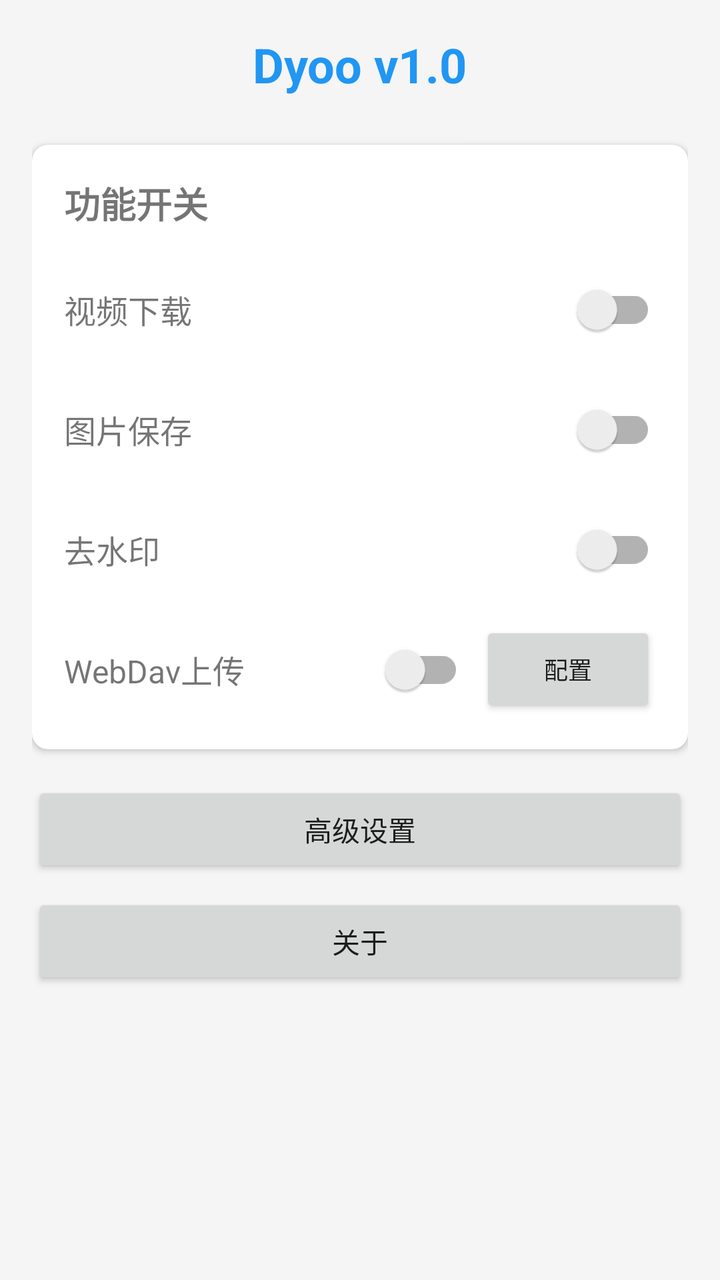
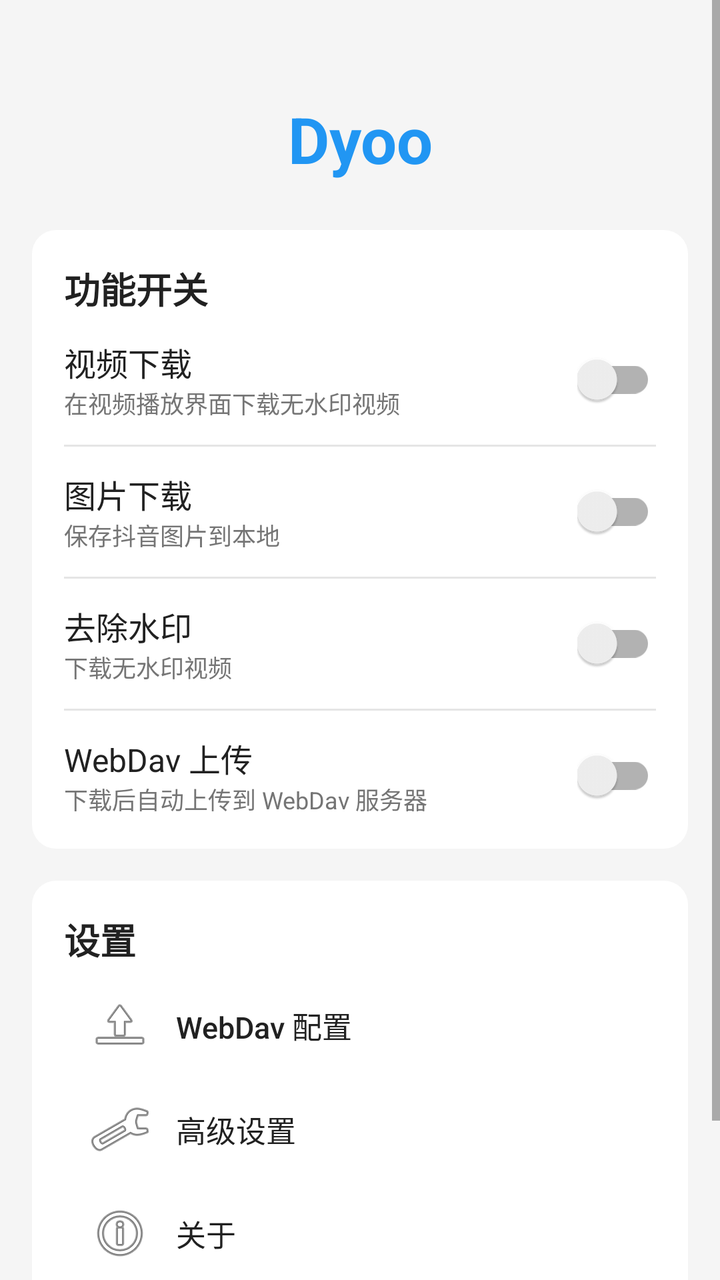

Compare the two renders of this Android layout. The source of the first and the diff that turns it into the second are given below.
<!-- AndroidManifest.xml: activity theme Theme.Dyoo -->
<!-- res/layout/activity_main.xml -->
<?xml version="1.0" encoding="utf-8"?>
<LinearLayout xmlns:android="http://schemas.android.com/apk/res/android"
    xmlns:tools="http://schemas.android.com/tools"
    android:layout_width="match_parent"
    android:layout_height="match_parent"
    android:orientation="vertical"
    android:padding="16dp"
    tools:context=".ui.MainActivity">

    
    <TextView
        android:id="@+id/tvVersion"
        android:layout_width="wrap_content"
        android:layout_height="wrap_content"
        android:layout_gravity="center"
        android:layout_marginBottom="24dp"
        android:text="Dyoo v1.0"
        android:textColor="@color/primary"
        android:textSize="24sp"
        android:textStyle="bold" />

    
    <androidx.cardview.widget.CardView
        android:layout_width="match_parent"
        android:layout_height="wrap_content"
        android:layout_marginBottom="16dp"
        app:cardCornerRadius="8dp"
        app:cardElevation="2dp"
        xmlns:app="http://schemas.android.com/apk/res-auto">

        <LinearLayout
            android:layout_width="match_parent"
            android:layout_height="wrap_content"
            android:orientation="vertical"
            android:padding="16dp">

            <TextView
                android:layout_width="wrap_content"
                android:layout_height="wrap_content"
                android:text="功能开关"
                android:textSize="18sp"
                android:textStyle="bold"
                android:layout_marginBottom="16dp" />

            
            <LinearLayout
                android:layout_width="match_parent"
                android:layout_height="wrap_content"
                android:orientation="horizontal"
                android:gravity="center_vertical"
                android:layout_marginBottom="12dp">

                <TextView
                    android:layout_width="0dp"
                    android:layout_height="wrap_content"
                    android:layout_weight="1"
                    android:text="视频下载"
                    android:textSize="16sp" />

                <androidx.appcompat.widget.SwitchCompat
                    android:id="@+id/switchVideo"
                    android:layout_width="wrap_content"
                    android:layout_height="wrap_content" />
            </LinearLayout>

            
            <LinearLayout
                android:layout_width="match_parent"
                android:layout_height="wrap_content"
                android:orientation="horizontal"
                android:gravity="center_vertical"
                android:layout_marginBottom="12dp">

                <TextView
                    android:layout_width="0dp"
                    android:layout_height="wrap_content"
                    android:layout_weight="1"
                    android:text="图片保存"
                    android:textSize="16sp" />

                <androidx.appcompat.widget.SwitchCompat
                    android:id="@+id/switchImage"
                    android:layout_width="wrap_content"
                    android:layout_height="wrap_content" />
            </LinearLayout>

            
            <LinearLayout
                android:layout_width="match_parent"
                android:layout_height="wrap_content"
                android:orientation="horizontal"
                android:gravity="center_vertical"
                android:layout_marginBottom="12dp">

                <TextView
                    android:layout_width="0dp"
                    android:layout_height="wrap_content"
                    android:layout_weight="1"
                    android:text="去水印"
                    android:textSize="16sp" />

                <androidx.appcompat.widget.SwitchCompat
                    android:id="@+id/switchWatermark"
                    android:layout_width="wrap_content"
                    android:layout_height="wrap_content" />
            </LinearLayout>

            
            <LinearLayout
                android:layout_width="match_parent"
                android:layout_height="wrap_content"
                android:orientation="horizontal"
                android:gravity="center_vertical">

                <TextView
                    android:layout_width="0dp"
                    android:layout_height="wrap_content"
                    android:layout_weight="1"
                    android:text="WebDav上传"
                    android:textSize="16sp" />

                <androidx.appcompat.widget.SwitchCompat
                    android:id="@+id/switchWebdav"
                    android:layout_width="wrap_content"
                    android:layout_height="wrap_content" />

                <Button
                    android:id="@+id/btnWebdavConfig"
                    android:layout_width="wrap_content"
                    android:layout_height="wrap_content"
                    android:layout_marginStart="8dp"
                    android:text="配置"
                    android:textSize="12sp" />
            </LinearLayout>

        </LinearLayout>
    </androidx.cardview.widget.CardView>

    
    <Button
        android:id="@+id/btnAdvanced"
        android:layout_width="match_parent"
        android:layout_height="wrap_content"
        android:layout_marginBottom="8dp"
        android:text="高级设置" />

    <Button
        android:id="@+id/btnAbout"
        android:layout_width="match_parent"
        android:layout_height="wrap_content"
        android:text="关于" />

</LinearLayout>
<!-- resources referenced by this layout -->
<resources>
  <color name="primary">#2196F3</color>
  <style name="Theme.Dyoo" parent="Theme.MaterialComponents.Light.DarkActionBar">
          <item name="colorPrimary">@color/primary</item>
          <item name="colorPrimaryDark">@color/primary_dark</item>
          <item name="colorAccent">@color/accent</item>
          <item name="android:windowBackground">@color/background</item>
      </style>
  <color name="primary_dark">#1976D2</color>
  <color name="accent">#03DAC5</color>
  <color name="background">#FFF5F5F5</color>
</resources>

<!-- the commit's change to res/layout/activity_main.xml (unified diff, before → after) -->
@@ -1,36 +1,33 @@
 <?xml version="1.0" encoding="utf-8"?>
-<LinearLayout xmlns:android="http://schemas.android.com/apk/res/android"
-    xmlns:tools="http://schemas.android.com/tools"
+<ScrollView xmlns:android="http://schemas.android.com/apk/res/android"
     android:layout_width="match_parent"
     android:layout_height="match_parent"
-    android:orientation="vertical"
-    android:padding="16dp"
-    tools:context=".ui.MainActivity">
-
-    
-    <TextView
-        android:id="@+id/tvVersion"
-        android:layout_width="wrap_content"
-        android:layout_height="wrap_content"
-        android:layout_gravity="center"
-        android:layout_marginBottom="24dp"
-        android:text="Dyoo v1.0"
-        android:textColor="@color/primary"
-        android:textSize="24sp"
-        android:textStyle="bold" />
-
-    
-    <androidx.cardview.widget.CardView
+    android:background="#F5F5F5">
+
+    <LinearLayout
         android:layout_width="match_parent"
         android:layout_height="wrap_content"
-        android:layout_marginBottom="16dp"
-        app:cardCornerRadius="8dp"
-        app:cardElevation="2dp"
-        xmlns:app="http://schemas.android.com/apk/res-auto">
-
+        android:orientation="vertical"
+        android:padding="16dp">
+
+        
+        <TextView
+            android:id="@+id/tv_version"
+            android:layout_width="match_parent"
+            android:layout_height="wrap_content"
+            android:gravity="center"
+            android:paddingTop="32dp"
+            android:paddingBottom="24dp"
+            android:text="Dyoo"
+            android:textColor="#2196F3"
+            android:textSize="32sp"
+            android:textStyle="bold" />
+
+        
         <LinearLayout
             android:layout_width="match_parent"
             android:layout_height="wrap_content"
+            android:background="@drawable/bg_card"
             android:orientation="vertical"
             android:padding="16dp">
 
@@ -38,116 +35,232 @@
                 android:layout_width="wrap_content"
                 android:layout_height="wrap_content"
                 android:text="功能开关"
+                android:textColor="#212121"
                 android:textSize="18sp"
-                android:textStyle="bold"
-                android:layout_marginBottom="16dp" />
-
-            
-            <LinearLayout
-                android:layout_width="match_parent"
-                android:layout_height="wrap_content"
-                android:orientation="horizontal"
-                android:gravity="center_vertical"
-                android:layout_marginBottom="12dp">
-
-                <TextView
-                    android:layout_width="0dp"
-                    android:layout_height="wrap_content"
-                    android:layout_weight="1"
-                    android:text="视频下载"
-                    android:textSize="16sp" />
-
-                <androidx.appcompat.widget.SwitchCompat
-                    android:id="@+id/switchVideo"
-                    android:layout_width="wrap_content"
-                    android:layout_height="wrap_content" />
-            </LinearLayout>
-
-            
-            <LinearLayout
-                android:layout_width="match_parent"
-                android:layout_height="wrap_content"
-                android:orientation="horizontal"
-                android:gravity="center_vertical"
-                android:layout_marginBottom="12dp">
-
-                <TextView
-                    android:layout_width="0dp"
-                    android:layout_height="wrap_content"
-                    android:layout_weight="1"
-                    android:text="图片保存"
-                    android:textSize="16sp" />
-
-                <androidx.appcompat.widget.SwitchCompat
-                    android:id="@+id/switchImage"
-                    android:layout_width="wrap_content"
-                    android:layout_height="wrap_content" />
-            </LinearLayout>
-
-            
-            <LinearLayout
-                android:layout_width="match_parent"
-                android:layout_height="wrap_content"
-                android:orientation="horizontal"
-                android:gravity="center_vertical"
-                android:layout_marginBottom="12dp">
-
-                <TextView
-                    android:layout_width="0dp"
-                    android:layout_height="wrap_content"
-                    android:layout_weight="1"
-                    android:text="去水印"
-                    android:textSize="16sp" />
-
-                <androidx.appcompat.widget.SwitchCompat
-                    android:id="@+id/switchWatermark"
-                    android:layout_width="wrap_content"
-                    android:layout_height="wrap_content" />
-            </LinearLayout>
-
-            
-            <LinearLayout
-                android:layout_width="match_parent"
-                android:layout_height="wrap_content"
-                android:orientation="horizontal"
-                android:gravity="center_vertical">
-
-                <TextView
-                    android:layout_width="0dp"
-                    android:layout_height="wrap_content"
-                    android:layout_weight="1"
-                    android:text="WebDav上传"
-                    android:textSize="16sp" />
-
-                <androidx.appcompat.widget.SwitchCompat
-                    android:id="@+id/switchWebdav"
-                    android:layout_width="wrap_content"
-                    android:layout_height="wrap_content" />
-
-                <Button
-                    android:id="@+id/btnWebdavConfig"
-                    android:layout_width="wrap_content"
-                    android:layout_height="wrap_content"
-                    android:layout_marginStart="8dp"
-                    android:text="配置"
-                    android:textSize="12sp" />
-            </LinearLayout>
-
+                android:textStyle="bold" />
+
+            
+            <LinearLayout
+                android:layout_width="match_parent"
+                android:layout_height="wrap_content"
+                android:layout_marginTop="12dp"
+                android:gravity="center_vertical"
+                android:orientation="horizontal">
+
+                <LinearLayout
+                    android:layout_width="0dp"
+                    android:layout_height="wrap_content"
+                    android:layout_weight="1"
+                    android:orientation="vertical">
+
+                    <TextView
+                        android:layout_width="wrap_content"
+                        android:layout_height="wrap_content"
+                        android:text="视频下载"
+                        android:textColor="#212121"
+                        android:textSize="16sp" />
+
+                    <TextView
+                        android:layout_width="wrap_content"
+                        android:layout_height="wrap_content"
+                        android:text="在视频播放界面下载无水印视频"
+                        android:textColor="#757575"
+                        android:textSize="12sp" />
+                </LinearLayout>
+
+                <androidx.appcompat.widget.SwitchCompat
+                    android:id="@+id/switch_video"
+                    android:layout_width="wrap_content"
+                    android:layout_height="wrap_content" />
+            </LinearLayout>
+
+            <View
+                android:layout_width="match_parent"
+                android:layout_height="1dp"
+                android:layout_marginVertical="12dp"
+                android:background="#1A000000" />
+
+            
+            <LinearLayout
+                android:layout_width="match_parent"
+                android:layout_height="wrap_content"
+                android:gravity="center_vertical"
+                android:orientation="horizontal">
+
+                <LinearLayout
+                    android:layout_width="0dp"
+                    android:layout_height="wrap_content"
+                    android:layout_weight="1"
+                    android:orientation="vertical">
+
+                    <TextView
+                        android:layout_width="wrap_content"
+                        android:layout_height="wrap_content"
+                        android:text="图片下载"
+                        android:textColor="#212121"
+                        android:textSize="16sp" />
+
+                    <TextView
+                        android:layout_width="wrap_content"
+                        android:layout_height="wrap_content"
+                        android:text="保存抖音图片到本地"
+                        android:textColor="#757575"
+                        android:textSize="12sp" />
+                </LinearLayout>
+
+                <androidx.appcompat.widget.SwitchCompat
+                    android:id="@+id/switch_image"
+                    android:layout_width="wrap_content"
+                    android:layout_height="wrap_content" />
+            </LinearLayout>
+
+            <View
+                android:layout_width="match_parent"
+                android:layout_height="1dp"
+                android:layout_marginVertical="12dp"
+                android:background="#1A000000" />
+
+            
+            <LinearLayout
+                android:layout_width="match_parent"
+                android:layout_height="wrap_content"
+                android:gravity="center_vertical"
+                android:orientation="horizontal">
+
+                <LinearLayout
+                    android:layout_width="0dp"
+                    android:layout_height="wrap_content"
+                    android:layout_weight="1"
+                    android:orientation="vertical">
+
+                    <TextView
+                        android:layout_width="wrap_content"
+                        android:layout_height="wrap_content"
+                        android:text="去除水印"
+                        android:textColor="#212121"
+                        android:textSize="16sp" />
+
+                    <TextView
+                        android:layout_width="wrap_content"
+                        android:layout_height="wrap_content"
+                        android:text="下载无水印视频"
+                        android:textColor="#757575"
+                        android:textSize="12sp" />
+                </LinearLayout>
+
+                <androidx.appcompat.widget.SwitchCompat
+                    android:id="@+id/switch_watermark"
+                    android:layout_width="wrap_content"
+                    android:layout_height="wrap_content" />
+            </LinearLayout>
+
+            <View
+                android:layout_width="match_parent"
+                android:layout_height="1dp"
+                android:layout_marginVertical="12dp"
+                android:background="#1A000000" />
+
+            
+            <LinearLayout
+                android:layout_width="match_parent"
+                android:layout_height="wrap_content"
+                android:gravity="center_vertical"
+                android:orientation="horizontal">
+
+                <LinearLayout
+                    android:layout_width="0dp"
+                    android:layout_height="wrap_content"
+                    android:layout_weight="1"
+                    android:orientation="vertical">
+
+                    <TextView
+                        android:layout_width="wrap_content"
+                        android:layout_height="wrap_content"
+                        android:text="WebDav 上传"
+                        android:textColor="#212121"
+                        android:textSize="16sp" />
+
+                    <TextView
+                        android:layout_width="wrap_content"
+                        android:layout_height="wrap_content"
+                        android:text="下载后自动上传到 WebDav 服务器"
+                        android:textColor="#757575"
+                        android:textSize="12sp" />
+                </LinearLayout>
+
+                <androidx.appcompat.widget.SwitchCompat
+                    android:id="@+id/switch_webdav"
+                    android:layout_width="wrap_content"
+                    android:layout_height="wrap_content" />
+            </LinearLayout>
         </LinearLayout>
-    </androidx.cardview.widget.CardView>
-
-    
-    <Button
-        android:id="@+id/btnAdvanced"
-        android:layout_width="match_parent"
-        android:layout_height="wrap_content"
-        android:layout_marginBottom="8dp"
-        android:text="高级设置" />
-
-    <Button
-        android:id="@+id/btnAbout"
-        android:layout_width="match_parent"
-        android:layout_height="wrap_content"
-        android:text="关于" />
-
-</LinearLayout>
+
+        
+        <LinearLayout
+            android:layout_width="match_parent"
+            android:layout_height="wrap_content"
+            android:layout_marginTop="16dp"
+            android:background="@drawable/bg_card"
+            android:orientation="vertical"
+            android:padding="16dp">
+
+            <TextView
+                android:layout_width="wrap_content"
+                android:layout_height="wrap_content"
+                android:text="设置"
+                android:textColor="#212121"
+                android:textSize="18sp"
+                android:textStyle="bold" />
+
+            <Button
+                android:id="@+id/btn_webdav_config"
+                style="@style/Widget.AppCompat.Button.Borderless"
+                android:layout_width="match_parent"
+                android:layout_height="wrap_content"
+                android:layout_marginTop="4dp"
+                android:drawableStart="@android:drawable/ic_menu_upload"
+                android:drawablePadding="12dp"
+                android:gravity="start|center_vertical"
+                android:text="WebDav 配置"
+                android:textAllCaps="false"
+                android:textColor="#212121"
+                android:textSize="15sp" />
+
+            <Button
+                android:id="@+id/btn_advanced"
+                style="@style/Widget.AppCompat.Button.Borderless"
+                android:layout_width="match_parent"
+                android:layout_height="wrap_content"
+                android:drawableStart="@android:drawable/ic_menu_preferences"
+                android:drawablePadding="12dp"
+                android:gravity="start|center_vertical"
+                android:text="高级设置"
+                android:textAllCaps="false"
+                android:textColor="#212121"
+                android:textSize="15sp" />
+
+            <Button
+                android:id="@+id/btn_about"
+                style="@style/Widget.AppCompat.Button.Borderless"
+                android:layout_width="match_parent"
+                android:layout_height="wrap_content"
+                android:drawableStart="@android:drawable/ic_menu_info_details"
+                android:drawablePadding="12dp"
+                android:gravity="start|center_vertical"
+                android:text="关于"
+                android:textAllCaps="false"
+                android:textColor="#212121"
+                android:textSize="15sp" />
+        </LinearLayout>
+
+        <TextView
+            android:layout_width="wrap_content"
+            android:layout_height="wrap_content"
+            android:layout_gravity="center"
+            android:layout_marginTop="24dp"
+            android:layout_marginBottom="16dp"
+            android:text="免费模块，请勿在大陆平台传播"
+            android:textColor="#BDBDBD"
+            android:textSize="11sp" />
+    </LinearLayout>
+</ScrollView>
<!-- resource entries referenced after the edit -->
@@ -1,12 +1,22 @@
 <!-- resources referenced by this layout -->
 <resources>
-  <color name="primary">#2196F3</color>
-  <style name="Theme.Dyoo" parent="Theme.MaterialComponents.Light.DarkActionBar">
+  <!-- drawable bg_card (drawable) -->
+  <?xml version="1.0" encoding="utf-8"?>
+  <shape xmlns:android="http://schemas.android.com/apk/res/android"
+      android:shape="rectangle">
+      <solid android:color="#FFFFFF" />
+      <corners android:radius="12dp" />
+      <elevation xmlns:tools="http://schemas.android.com/tools"
+          tools:ignore="MissingPrefix">4dp</elevation>
+  </shape>
+  <style name="Theme.Dyoo" parent="Theme.AppCompat.Light.NoActionBar">
           <item name="colorPrimary">@color/primary</item>
           <item name="colorPrimaryDark">@color/primary_dark</item>
           <item name="colorAccent">@color/accent</item>
+          <item name="android:statusBarColor">@color/primary_dark</item>
           <item name="android:windowBackground">@color/background</item>
       </style>
+  <color name="primary">#2196F3</color>
   <color name="primary_dark">#1976D2</color>
   <color name="accent">#03DAC5</color>
   <color name="background">#FFF5F5F5</color>
